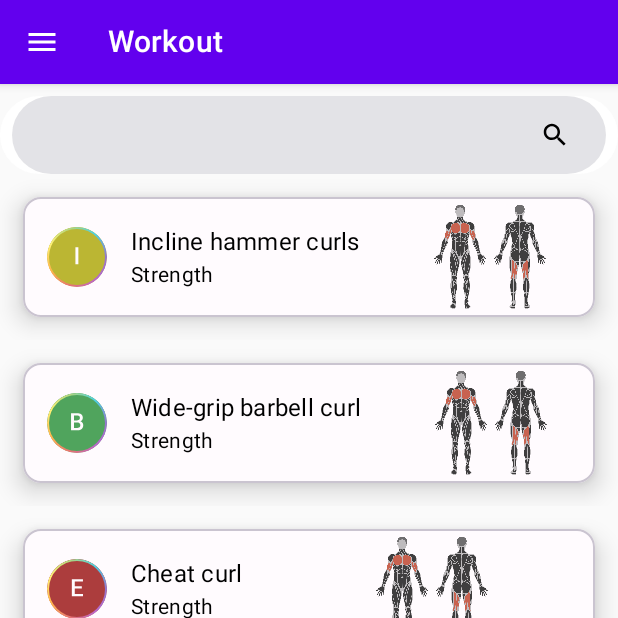
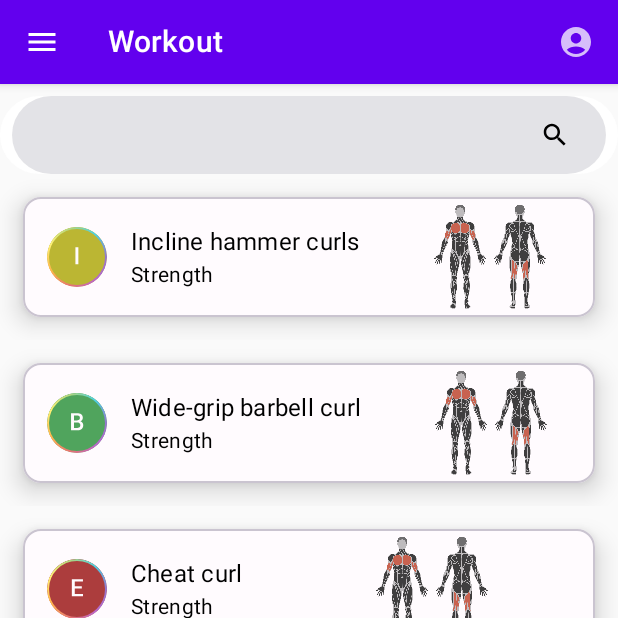
Before and after one commit to Goudurixx/K-Fit, an Android app built with Jetpack Compose: the MainPage screen opened through its navigation route, on a phone screen of 412 x 824 dp, the top half of it. Run offline under Robolectric (Android 15) with nearby library versions, the phone set to English and light mode, and no system bars; our stand-ins replace Dagger/Hilt's generated code.

Commit message:
Implement UI for userprofile

```diff
--- a/app/src/main/java/com/example/k_fit/MainActivity.kt
+++ b/app/src/main/java/com/example/k_fit/MainActivity.kt
@@ -13,6 +13,7 @@ import com.example.k_fit.presentation.features.login.LoginScreen
 import com.example.k_fit.presentation.features.loginOrRegister.LoginOrRegisterScreen
 import com.example.k_fit.presentation.features.mainPage.MainPage
 import com.example.k_fit.presentation.features.register.RegisterScreen
+import com.example.k_fit.presentation.features.userProfile.UserProfileScreen
 import com.google.firebase.FirebaseApp
 import dagger.hilt.android.AndroidEntryPoint
 
@@ -62,13 +63,19 @@ fun Router(
         composable("register") {
             RegisterScreen(
                 redirection = {
-                    navController.navigate("loginOrRegister") {
-                    }
+                    navController.navigate("loginOrRegister") {}
                 },
             )
         }
         composable("mainPage") {
-            MainPage()
+            MainPage(
+                userProfile = { navController.navigate("userProfile") }
+            )
+        }
+        composable("userProfile") {
+            UserProfileScreen(
+                goBack = { navController.navigate("mainPage") }
+            )
         }
     }
 }
--- a/app/src/main/java/com/example/k_fit/presentation/features/mainPage/MainPageScreen.kt
+++ b/app/src/main/java/com/example/k_fit/presentation/features/mainPage/MainPageScreen.kt
@@ -14,14 +14,18 @@ import androidx.compose.material.IconButton
 import androidx.compose.material.Text
 import androidx.compose.material.TopAppBar
 import androidx.compose.material.icons.Icons
+import androidx.compose.material.icons.filled.AccountCircle
 import androidx.compose.material.icons.filled.Menu
+import androidx.compose.material.icons.filled.VerifiedUser
 import androidx.compose.runtime.Composable
 import androidx.compose.ui.Modifier
 import androidx.compose.ui.draw.clipToBounds
 import androidx.compose.ui.graphics.Color
+import androidx.compose.ui.graphics.vector.ImageVector
 import androidx.compose.ui.input.pointer.pointerInput
 import androidx.compose.ui.platform.LocalContext
 import androidx.compose.ui.platform.LocalFocusManager
+import androidx.compose.ui.res.vectorResource
 import androidx.compose.ui.tooling.preview.Preview
 import androidx.compose.ui.tooling.preview.datasource.LoremIpsum
 import androidx.compose.ui.unit.dp
@@ -32,6 +36,7 @@ import com.example.k_fit.presentation.features.models.WorkoutUIModel
 
 @Composable
 fun MainPage(
+    userProfile: () -> Unit
 ) {
     val focusManager = LocalFocusManager.current
 
@@ -66,7 +71,7 @@ fun MainPage(
     )
 
     val contextForToast = LocalContext.current.applicationContext
-    val modifier : Modifier = Modifier
+    val modifier: Modifier = Modifier
     Column(modifier = modifier.pointerInput(Unit) {
         detectTapGestures(onTap = {
             focusManager.clearFocus()
@@ -84,11 +89,23 @@ fun MainPage(
                     Icon(imageVector = Icons.Filled.Menu, contentDescription = "Navigation icon")
                 }
             },
-            modifier = modifier.background(Color(R.color.surface3))
+            modifier = modifier.background(Color(R.color.surface3)),
+            actions = {
+                IconButton(onClick = {userProfile()}) {
+                    Icon(
+                        imageVector = Icons.Filled.AccountCircle,
+                        contentDescription = "Navigation icon"
+                    )
+                }
+            }
         )
         Spacer(modifier = modifier.height(8.dp))
         CustomSearchBar(modifier = modifier)
-        LazyColumn(modifier = modifier.fillMaxSize().clipToBounds()) {
+        LazyColumn(
+            modifier = modifier
+                .fillMaxSize()
+                .clipToBounds()
+        ) {
             items(workoutList) { workout ->
                 CustomWorkoutCard(
                     workoutCardName = workout.name,
@@ -103,5 +120,5 @@ fun MainPage(
 @Preview("Preview of the main Page of the application", showSystemUi = true)
 @Composable
 fun PreviewMainPage() {
-    MainPage()
+    MainPage({})
 }
```
Also changed, not shown: app/src/main/java/com/example/k_fit/presentation/features/userProfile/userProfileScreen.kt (added, +66 -0 lines).
